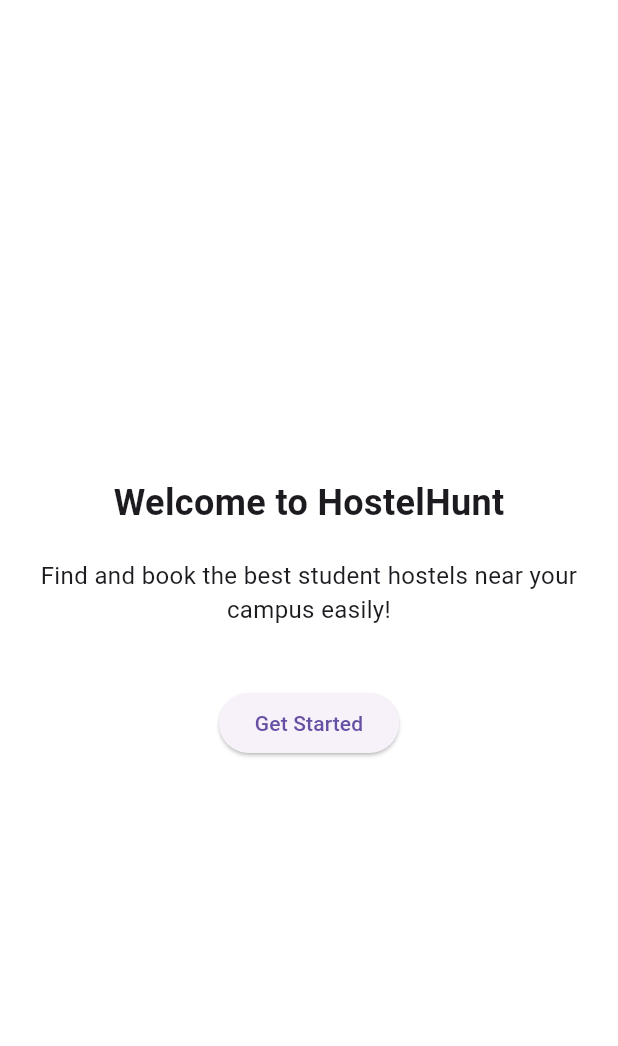
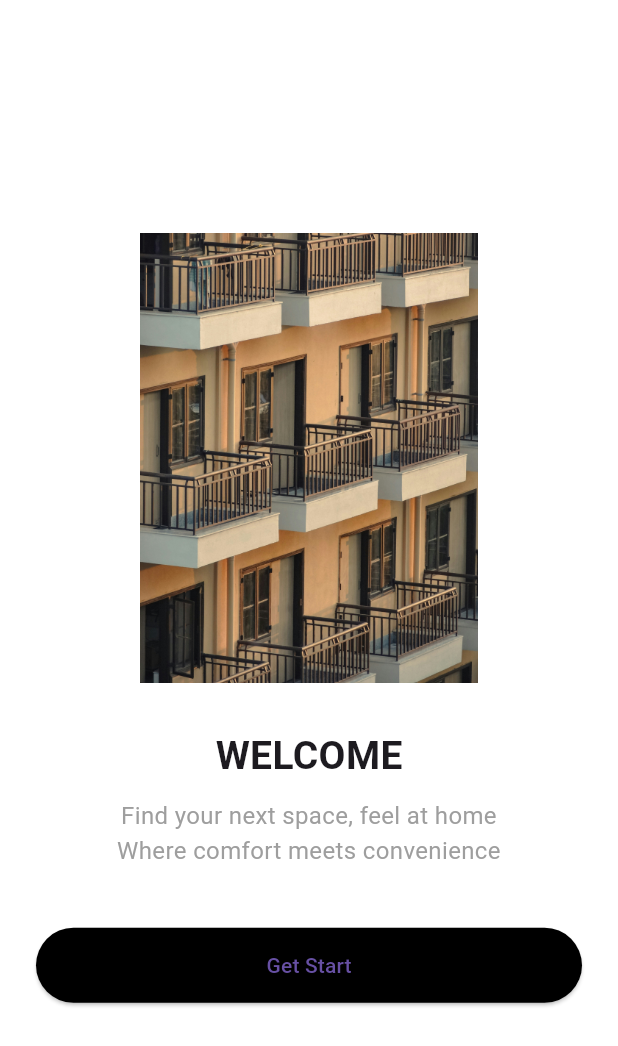
Before and after one commit to Gift038/HostelHuntingAppDev, a Flutter app: the screen it shows after launch, on a phone screen of 412 x 824 dp. Shown: the top 1046 px of the screen. Run offline on Flutter 3.47's test engine with Material 3 defaults, Android fonts, the phone set to English and light mode, and no system bars; our stand-ins replace firebase_core; accounts and stored records are empty.

Commit message:
new welcome page and home screen

```diff
--- a/lib/main.dart
+++ b/lib/main.dart
@@ -1,6 +1,7 @@
 import 'package:flutter/material.dart';
-import 'screens/welcome_page.dart';
-import 'screens/register_page.dart';
+import 'screens/welcome_screen.dart';
+import 'screens/home_page.dart';
+
 import 'package:firebase_core/firebase_core.dart';
 import 'package:flutter/foundation.dart';
 
@@ -36,8 +37,8 @@ class HostelHuntApp extends StatelessWidget {
       debugShowCheckedModeBanner: false,
       initialRoute: '/',
       routes: {
-        '/': (context) => const WelcomePage(),
-        '/register': (context) => const RegisterPage(),
+        '/': (context) => const WelcomeScreen(),
+        '/dashboard': (context) => const HomeScreen(),
       },
     );
   }
--- a/lib/screens/welcome_page.dart
+++ /dev/null
@@ -1,39 +0,0 @@
-import 'package:flutter/material.dart';
-class WelcomePage extends StatelessWidget {
-  const WelcomePage({super.key});
-
-  @override
-  Widget build(BuildContext context) {
-    return Scaffold(
-      backgroundColor: Colors.white,
-      body: Padding(
-        padding: const EdgeInsets.all(24.0),
-        child: Center(
-          child: Column(
-            mainAxisAlignment: MainAxisAlignment.center,
-            children: [
-              const Text(
-                'Welcome to HostelHunt',
-                style: TextStyle(fontSize: 24, fontWeight: FontWeight.bold),
-              ),
-              const SizedBox(height: 20),
-              const Text(
-                'Find and book the best student hostels near your campus easily!',
-                textAlign: TextAlign.center,
-                style: TextStyle(fontSize: 16),
-              ),
-              const SizedBox(height: 40),
-              ElevatedButton(
-                onPressed: () {
-                  // Navigate to the register page
-                  Navigator.pushNamed(context, '/register');
-                },
-                child: const Text('Get Started'),
-              ),
-            ],
-          ),
-        ),
-      ),
-    );
-  }
-}
--- /dev/null
+++ b/lib/screens/welcome_screen.dart
@@ -0,0 +1,59 @@
+import 'package:flutter/material.dart';
+import 'home_page.dart';
+
+class WelcomeScreen extends StatelessWidget {
+  const WelcomeScreen({super.key});
+
+  @override
+  Widget build(BuildContext context) {
+    return Scaffold(
+      backgroundColor: Colors.white,
+      body: Padding(
+        padding: const EdgeInsets.all(24.0),
+        child: Column(
+          mainAxisAlignment: MainAxisAlignment.center,
+          children: [
+            Image.asset(
+              'assets/hostel2.jpg',
+              height: 300,
+            ),
+            const SizedBox(height: 30),
+            const Text(
+              'WELCOME',
+              style: TextStyle(
+                fontSize: 26,
+                fontWeight: FontWeight.bold,
+              ),
+            ),
+            const SizedBox(height: 10),
+            const Text(
+              'Find your next space, feel at home\nWhere comfort meets convenience',
+              textAlign: TextAlign.center,
+              style: TextStyle(fontSize: 16, color: Colors.grey),
+            ),
+            const SizedBox(height: 40),
+            ElevatedButton(
+              onPressed: () {
+                Navigator.push(context,
+                    MaterialPageRoute(builder: (_) => const HomeScreen()));
+              },
+              child: const Text('Get Start'),
+              style: ElevatedButton.styleFrom(
+                backgroundColor: Colors.black,
+                minimumSize: const Size(double.infinity, 50),
+              ),
+            ),
+            // const SizedBox(height: 15),
+            // OutlinedButton(
+            //   onPressed: () {},
+            //   child: const Text('Sign Up'),
+            //   style: OutlinedButton.styleFrom(
+            //     minimumSize: const Size(double.infinity, 50),
+            //   ),
+            // ),
+          ],
+        ),
+      ),
+    );
+  }
+}
```
Also changed, not shown: lib/screens/home_page.dart (added, +238 -0 lines), lib/screens/register_page.dart (deleted, +0 -40 lines), lib/sample.dart (deleted), 1 other file.
